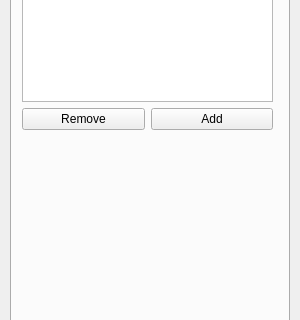
Qt form forms/propertywidget.ui (JuPedSim/jpseditor) before a commit; both pictures show x 0 to 300 and y 152 to 472 of the 300 by 600 pixel window.
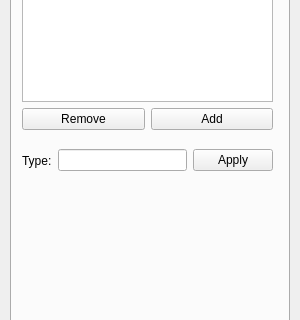
The same form after that commit. The open tabs and pages were chosen to show the change.

Commit message: Show type in track widget

```diff
--- a/forms/propertywidget.ui
+++ b/forms/propertywidget.ui
@@ -116,6 +116,39 @@
       </item>
      </layout>
     </widget>
+    <widget class="QWidget" name="">
+     <property name="geometry">
+      <rect>
+       <x>10</x>
+       <y>260</y>
+       <width>251</width>
+       <height>33</height>
+      </rect>
+     </property>
+     <layout class="QHBoxLayout" name="horizontalLayout_3">
+      <item>
+       <widget class="QLabel" name="label_2">
+        <property name="text">
+         <string>Type:</string>
+        </property>
+       </widget>
+      </item>
+      <item>
+       <widget class="QLineEdit" name="lineEdit_Type">
+        <property name="text">
+         <string/>
+        </property>
+       </widget>
+      </item>
+      <item>
+       <widget class="QPushButton" name="pushButton_applyType">
+        <property name="text">
+         <string>Apply</string>
+        </property>
+       </widget>
+      </item>
+     </layout>
+    </widget>
    </widget>
    <widget class="QWidget" name="crossing">
     <attribute name="title">
```
Left out of the diff: 4 changed lines with no effect on the pictures. The commit also changes 10 other files.
